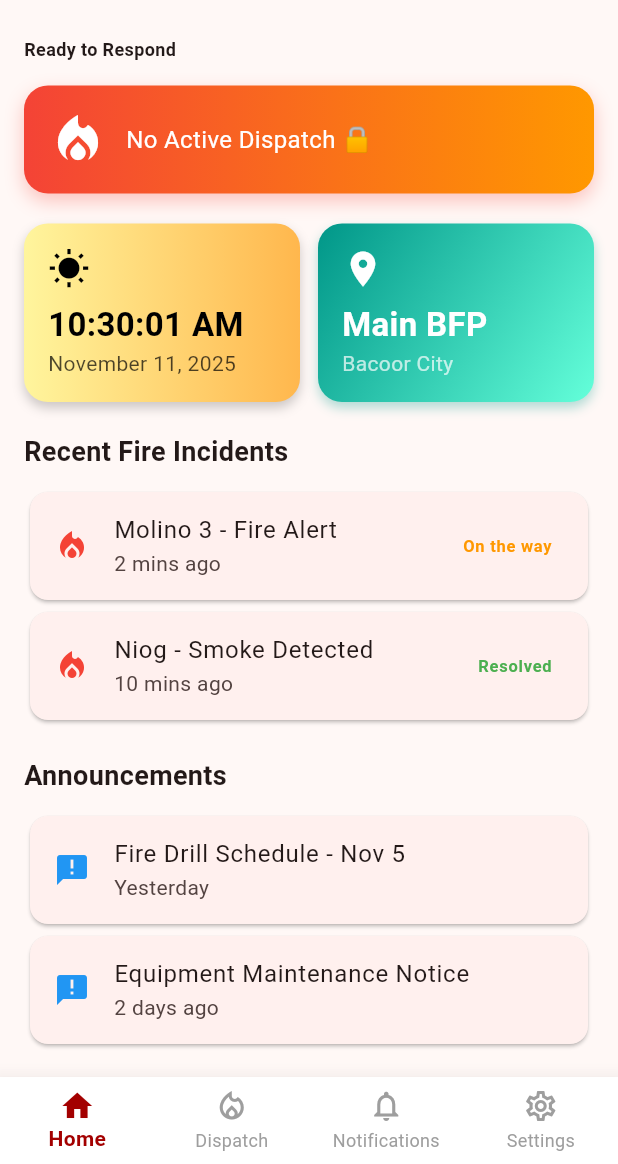
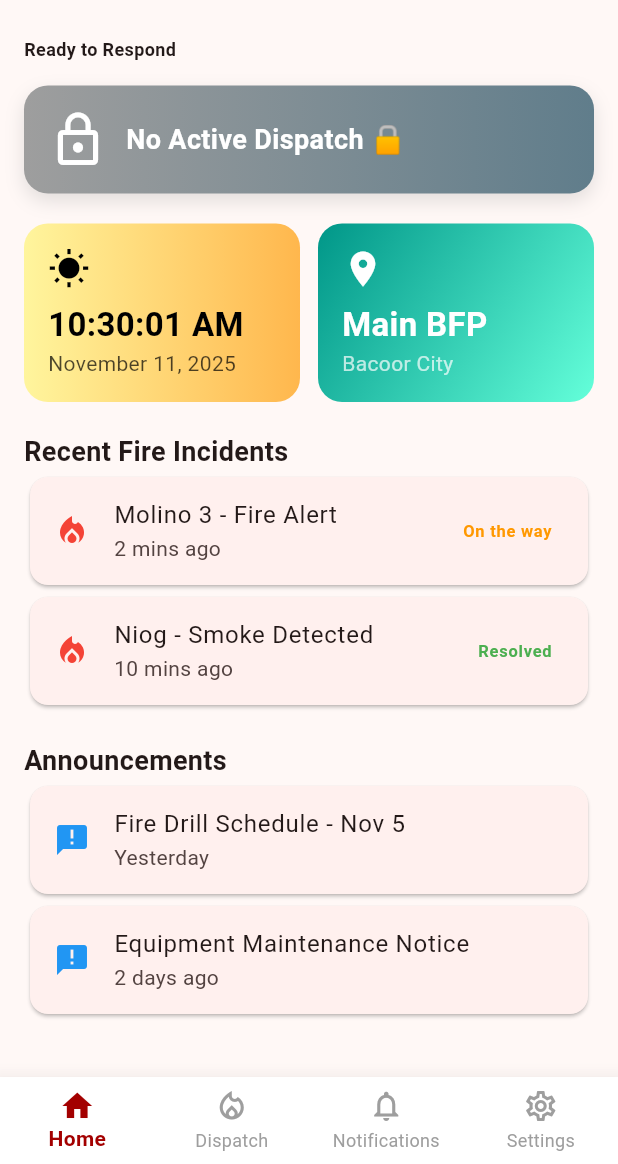
Before and after one commit to yvan321/apula-responder, a Flutter app: the HomePage screen opened by its route, on a phone screen of 412 x 824 dp, the part 72-1236 px from its top. Run offline on Flutter 3.47's test engine with Material 3 defaults, Android fonts, the light colour scheme and no system bars; our stand-ins replace cloud_firestore, firebase_auth, firebase_core, local_auth, lottie; missing offline and left inert: mobile_scanner; accounts and stored records are empty.

Commit message:
Added: function in homepage

```diff
--- a/apula_responder/lib/screens/app/home/home_page.dart
+++ b/apula_responder/lib/screens/app/home/home_page.dart
@@ -4,6 +4,8 @@ import 'package:apula_responder/screens/app/notifications/notification_page.dart
 import 'package:apula_responder/screens/app/settings/settings_page.dart';
 import 'package:flutter/material.dart';
 import 'package:apula_responder/widgets/custom_bottom_nav.dart';
+import 'package:cloud_firestore/cloud_firestore.dart';
+import 'package:firebase_auth/firebase_auth.dart';
 
 class HomePage extends StatefulWidget {
   const HomePage({super.key});
@@ -18,18 +20,100 @@ class _HomePageState extends State<HomePage> {
   Timer? _timer;
   bool _isDay = true;
 
+  // 🔥 Firestore Dispatch Tracking
+  String _dispatchStatus = "Loading...";
+  String _dispatchLocation = "";
+  StreamSubscription? _dispatchSub;
+
   @override
   void initState() {
     super.initState();
     _updateTime();
     _timer = Timer.periodic(const Duration(seconds: 1), (_) => _updateTime());
+    _listenToDispatchStatus();
   }
 
+  // 🔄 Real-time listener for dispatch status
+  void _listenToDispatchStatus() {
+    final user = FirebaseAuth.instance.currentUser;
+    if (user == null) return;
+
+    final dispatchRef = FirebaseFirestore.instance
+        .collection('dispatches')
+        .where('responderEmail', isEqualTo: user.email?.toLowerCase())
+        .orderBy('timestamp', descending: true)
+        .limit(1);
+
+    _dispatchSub = dispatchRef.snapshots().listen((snapshot) {
+      if (snapshot.docs.isEmpty) {
+        setState(() {
+          _dispatchStatus = "No Active Dispatch 🔒";
+          _dispatchLocation = "";
+        });
+      } else {
+        final data = snapshot.docs.first.data();
+        setState(() {
+          _dispatchStatus = data['status'] ?? 'Unknown';
+          _dispatchLocation = data['alertLocation'] ?? '';
+        });
+      }
+    });
+  }
+
+  // ✅ Mark Dispatch as Resolved (also updates alert)
+  void _markAsResolved() async {
+    final user = FirebaseAuth.instance.currentUser;
+    if (user == null) return;
+
+    final query = await FirebaseFirestore.instance
+        .collection('dispatches')
+        .where('responderEmail', isEqualTo: user.email?.toLowerCase())
+        .orderBy('timestamp', descending: true)
+        .limit(1)
+        .get();
+
+    if (query.docs.isNotEmpty) {
+      final dispatchDoc = query.docs.first;
+      final dispatchId = dispatchDoc.id;
+      final data = dispatchDoc.data();
+      final alertId = data['alertId'];
+
+      try {
+        // 1️⃣ Update dispatch
+        await FirebaseFirestore.instance
+            .collection('dispatches')
+            .doc(dispatchId)
+            .update({'status': 'Resolved'});
+
+        // 2️⃣ Also update the alert (auto sync with admin)
+        if (alertId != null && alertId.isNotEmpty) {
+          await FirebaseFirestore.instance
+              .collection('alerts')
+              .doc(alertId)
+              .update({'status': 'Resolved'});
+        }
+
+        setState(() {
+          _dispatchStatus = "Resolved";
+        });
+
+        ScaffoldMessenger.of(context).showSnackBar(
+          const SnackBar(content: Text("✅ Dispatch marked as resolved.")),
+        );
+      } catch (e) {
+        debugPrint("❌ Error updating: $e");
+        ScaffoldMessenger.of(context).showSnackBar(
+          const SnackBar(content: Text("Failed to update status.")),
+        );
+      }
+    }
+  }
+
+  // 🕒 Time + Date
   void _updateTime() {
     final now = DateTime.now();
     final hour = now.hour % 12 == 0 ? 12 : now.hour % 12;
     final period = now.hour >= 12 ? "PM" : "AM";
-
     setState(() {
       _time =
           "$hour:${now.minute.toString().padLeft(2, '0')}:${now.second.toString().padLeft(2, '0')} $period";
@@ -40,18 +124,8 @@ class _HomePageState extends State<HomePage> {
 
   String _monthName(int month) {
     const months = [
-      "January",
-      "February",
-      "March",
-      "April",
-      "May",
-      "June",
-      "July",
-      "August",
-      "September",
-      "October",
-      "November",
-      "December",
+      "January","February","March","April","May","June",
+      "July","August","September","October","November","December"
     ];
     return months[month - 1];
   }
@@ -59,6 +133,7 @@ class _HomePageState extends State<HomePage> {
   @override
   void dispose() {
     _timer?.cancel();
+    _dispatchSub?.cancel();
     super.dispose();
   }
 
@@ -82,7 +157,6 @@ class _HomePageState extends State<HomePage> {
               ),
             )
           : null,
-
       body: IndexedStack(
         index: _selectedIndex,
         children: [
@@ -92,14 +166,12 @@ class _HomePageState extends State<HomePage> {
           const SettingsPage(),
         ],
       ),
-
-      // ✅ FIXED: Use colorScheme.surface instead of bottomAppBarColor
       bottomNavigationBar: CustomBottomNavBar(
         selectedIndex: _selectedIndex,
         onItemTapped: _onItemTapped,
-        backgroundColor: theme.colorScheme.surface, // ✅ FIXED
-        activeColor: const Color(0xFFA30000), // 🔥 Active color
-        inactiveColor: Colors.grey, // 🩶 Inactive color
+        backgroundColor: theme.colorScheme.surface,
+        activeColor: const Color(0xFFA30000),
+        inactiveColor: Colors.grey,
       ),
     );
   }
@@ -116,43 +188,8 @@ class _HomePageState extends State<HomePage> {
             style: TextStyle(fontSize: 12, fontWeight: FontWeight.bold),
           ),
           const SizedBox(height: 16),
-
-          // 🔥 Status Card
-          Container(
-            padding: const EdgeInsets.all(16),
-            decoration: BoxDecoration(
-              gradient: const LinearGradient(
-                colors: [Colors.red, Colors.orange],
-              ),
-              borderRadius: BorderRadius.circular(16),
-              boxShadow: [
-                BoxShadow(
-                  color: Colors.red.withOpacity(0.3),
-                  blurRadius: 10,
-                  offset: const Offset(0, 5),
-                ),
-              ],
-            ),
-            child: Row(
-              children: const [
-                Icon(
-                  Icons.local_fire_department,
-                  color: Colors.white,
-                  size: 40,
-                ),
-                SizedBox(width: 12),
-                Expanded(
-                  child: Text(
-                    "No Active Dispatch 🔒",
-                    style: TextStyle(color: Colors.white, fontSize: 16),
-                  ),
-                ),
-              ],
-            ),
-          ),
+          _buildDispatchStatusCard(),
           const SizedBox(height: 20),
-
-          // 🕒 Time & Location
           Row(
             children: [
               Expanded(child: _buildTimeCard()),
@@ -161,21 +198,13 @@ class _HomePageState extends State<HomePage> {
             ],
           ),
           const SizedBox(height: 20),
-
-          const Text(
-            "Recent Fire Incidents",
-            style: TextStyle(fontSize: 18, fontWeight: FontWeight.bold),
-          ),
-          const SizedBox(height: 10),
+          const Text("Recent Fire Incidents",
+              style: TextStyle(fontSize: 18, fontWeight: FontWeight.bold)),
           _incidentCard("Molino 3 - Fire Alert", "2 mins ago", "On the way"),
           _incidentCard("Niog - Smoke Detected", "10 mins ago", "Resolved"),
           const SizedBox(height: 20),
-
-          const Text(
-            "Announcements",
-            style: TextStyle(fontSize: 18, fontWeight: FontWeight.bold),
-          ),
-          const SizedBox(height: 10),
+          const Text("Announcements",
+              style: TextStyle(fontSize: 18, fontWeight: FontWeight.bold)),
           _reportItem("Fire Drill Schedule - Nov 5", "Yesterday"),
           _reportItem("Equipment Maintenance Notice", "2 days ago"),
         ],
@@ -183,109 +212,138 @@ class _HomePageState extends State<HomePage> {
     );
   }
 
-  // ====================== REUSABLE WIDGETS ======================
-  Widget _buildTimeCard() {
-    final gradientColors = _isDay
-        ? [Colors.yellow.shade200, Colors.orange.shade300]
-        : [Colors.indigo.shade700, Colors.indigo.shade900];
-    final textColor = _isDay ? Colors.black : Colors.white;
+  // ====================== DISPATCH STATUS CARD ======================
+  Widget _buildDispatchStatusCard() {
+    Color startColor, endColor;
+    IconData icon;
+
+    if (_dispatchStatus == "Dispatched") {
+      startColor = Colors.red;
+      endColor = Colors.orange;
+      icon = Icons.local_fire_department;
+    } else if (_dispatchStatus == "Resolved") {
+      startColor = Colors.green;
+      endColor = Colors.teal;
+      icon = Icons.check_circle;
+    } else {
+      startColor = Colors.grey;
+      endColor = Colors.blueGrey;
+      icon = Icons.lock_outline;
+    }
 
     return Container(
       padding: const EdgeInsets.all(16),
       decoration: BoxDecoration(
-        gradient: LinearGradient(colors: gradientColors),
+        gradient: LinearGradient(colors: [startColor, endColor]),
         borderRadius: BorderRadius.circular(16),
         boxShadow: [
           BoxShadow(
-            color: Colors.black.withOpacity(0.2),
-            blurRadius: 6,
-            offset: const Offset(0, 4),
+            color: startColor.withOpacity(0.3),
+            blurRadius: 10,
+            offset: const Offset(0, 5),
           ),
         ],
       ),
+      child: Row(
+        children: [
+          Icon(icon, color: Colors.white, size: 40),
+          const SizedBox(width: 12),
+          Expanded(
             child: Column(
               crossAxisAlignment: CrossAxisAlignment.start,
               children: [
-          Icon(
-            _isDay ? Icons.wb_sunny : Icons.nightlight_round,
-            color: textColor,
-            size: 28,
-          ),
-          const SizedBox(height: 8),
-          Text(
-            _time,
-            style: TextStyle(
-              color: textColor,
-              fontSize: 22,
-              fontWeight: FontWeight.bold,
+                Text(_dispatchStatus,
+                    style: const TextStyle(
+                        color: Colors.white,
+                        fontSize: 18,
+                        fontWeight: FontWeight.bold)),
+                if (_dispatchLocation.isNotEmpty)
+                  Text("Location: $_dispatchLocation",
+                      style: const TextStyle(color: Colors.white70)),
+              ],
             ),
           ),
-          Text(_date, style: TextStyle(color: textColor.withOpacity(0.7))),
-        ],
-      ),
-    );
-  }
-
-  Widget _buildLocationCard() {
-    return Container(
-      padding: const EdgeInsets.all(16),
-      decoration: BoxDecoration(
-        gradient: const LinearGradient(
-          colors: [Colors.teal, Colors.tealAccent],
-          begin: Alignment.topLeft,
-          end: Alignment.bottomRight,
-        ),
-        borderRadius: BorderRadius.circular(16),
-        boxShadow: [
-          BoxShadow(
-            color: Colors.teal.withOpacity(0.3),
-            blurRadius: 6,
-            offset: const Offset(0, 4),
-          ),
-        ],
-      ),
-      child: Column(
-        crossAxisAlignment: CrossAxisAlignment.start,
-        children: const [
-          Icon(Icons.location_on, color: Colors.white, size: 28),
-          SizedBox(height: 8),
-          Text(
-            "Main BFP",
-            style: TextStyle(
-              color: Colors.white,
-              fontSize: 22,
-              fontWeight: FontWeight.bold,
-            ),
-          ),
-          Text(
-            "Bacoor City",
-            style: TextStyle(color: Colors.white70, fontSize: 14),
+          if (_dispatchStatus == "Dispatched")
+            ElevatedButton(
+              onPressed: _markAsResolved,
+              style: ElevatedButton.styleFrom(
+                  backgroundColor: Colors.white, foregroundColor: Colors.red),
+              child: const Text("Resolve"),
             ),
         ],
       ),
     );
   }
 
-  Widget _incidentCard(String title, String time, String status) {
-    return Card(
+  // ====================== OTHER WIDGETS ======================
+  Widget _buildTimeCard() => Container(
+        padding: const EdgeInsets.all(16),
+        decoration: BoxDecoration(
+          gradient: LinearGradient(
+              colors: _isDay
+                  ? [Colors.yellow.shade200, Colors.orange.shade300]
+                  : [Colors.indigo.shade700, Colors.indigo.shade900]),
+          borderRadius: BorderRadius.circular(16),
+        ),
+        child: Column(
+          crossAxisAlignment: CrossAxisAlignment.start,
+          children: [
+            Icon(_isDay ? Icons.wb_sunny : Icons.nightlight_round,
+                color: _isDay ? Colors.black : Colors.white, size: 28),
+            const SizedBox(height: 8),
+            Text(_time,
+                style: TextStyle(
+                    color: _isDay ? Colors.black : Colors.white,
+                    fontSize: 22,
+                    fontWeight: FontWeight.bold)),
+            Text(_date,
+                style: TextStyle(
+                    color: (_isDay ? Colors.black : Colors.white)
+                        .withOpacity(0.7))),
+          ],
+        ),
+      );
+
+  Widget _buildLocationCard() => Container(
+        padding: const EdgeInsets.all(16),
+        decoration: BoxDecoration(
+          gradient: const LinearGradient(
+              colors: [Colors.teal, Colors.tealAccent],
+              begin: Alignment.topLeft,
+              end: Alignment.bottomRight),
+          borderRadius: BorderRadius.circular(16),
+        ),
+        child: const Column(
+          crossAxisAlignment: CrossAxisAlignment.start,
+          children: [
+            Icon(Icons.location_on, color: Colors.white, size: 28),
+            SizedBox(height: 8),
+            Text("Main BFP",
+                style: TextStyle(
+                    color: Colors.white,
+                    fontSize: 22,
+                    fontWeight: FontWeight.bold)),
+            Text("Bacoor City",
+                style: TextStyle(color: Colors.white70, fontSize: 14)),
+          ],
+        ),
+      );
+
+  Widget _incidentCard(String title, String time, String status) => Card(
         shape: RoundedRectangleBorder(borderRadius: BorderRadius.circular(12)),
         child: ListTile(
           leading: const Icon(Icons.local_fire_department, color: Colors.red),
           title: Text(title),
           subtitle: Text(time),
-        trailing: Text(
-          status,
+          trailing: Text(status,
               style: TextStyle(
-            color: status == "Resolved" ? Colors.green : Colors.orange,
-            fontWeight: FontWeight.bold,
-          ),
-        ),
+                  color:
+                      status == "Resolved" ? Colors.green : Colors.orange,
+                  fontWeight: FontWeight.bold)),
         ),
       );
-  }
 
-  Widget _reportItem(String title, String time) {
-    return Card(
+  Widget _reportItem(String title, String time) => Card(
         shape: RoundedRectangleBorder(borderRadius: BorderRadius.circular(12)),
         child: ListTile(
           leading: const Icon(Icons.announcement, color: Colors.blue),
@@ -294,4 +352,3 @@ class _HomePageState extends State<HomePage> {
         ),
       );
 }
-}
```
Lines whose indentation alone changed are shown as unchanged.
